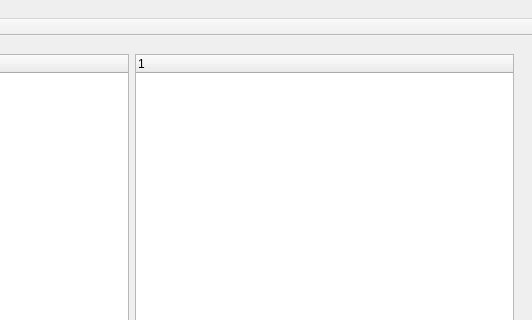
Old version of the form src/gui/ui/main_window.ui in the repository MaxB321/TimeBranchr; both pictures show x 268 to 800 and y 0 to 320 of the 800 by 600 pixel window.
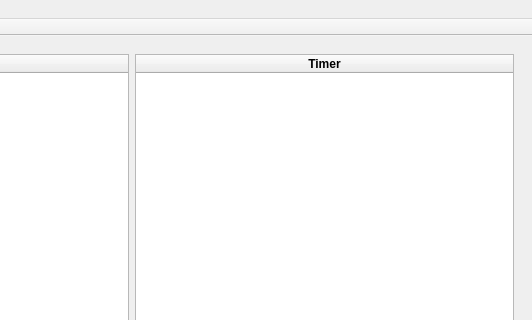
New version of the form.

Commit message: added title to second treewidget on mainwindow

Diff of the .ui file:
```diff
--- a/src/gui/ui/main_window.ui
+++ b/src/gui/ui/main_window.ui
@@ -40,7 +40,15 @@
          <widget class="QTreeWidget" name="treeWidget_2">
           <column>
            <property name="text">
-            <string notr="true">1</string>
+            <string notr="true">Timer</string>
+           </property>
+           <property name="font">
+            <font>
+             <bold>true</bold>
+            </font>
+           </property>
+           <property name="textAlignment">
+            <set>AlignCenter</set>
            </property>
           </column>
          </widget>
```
The commit also changes 2 other files.
